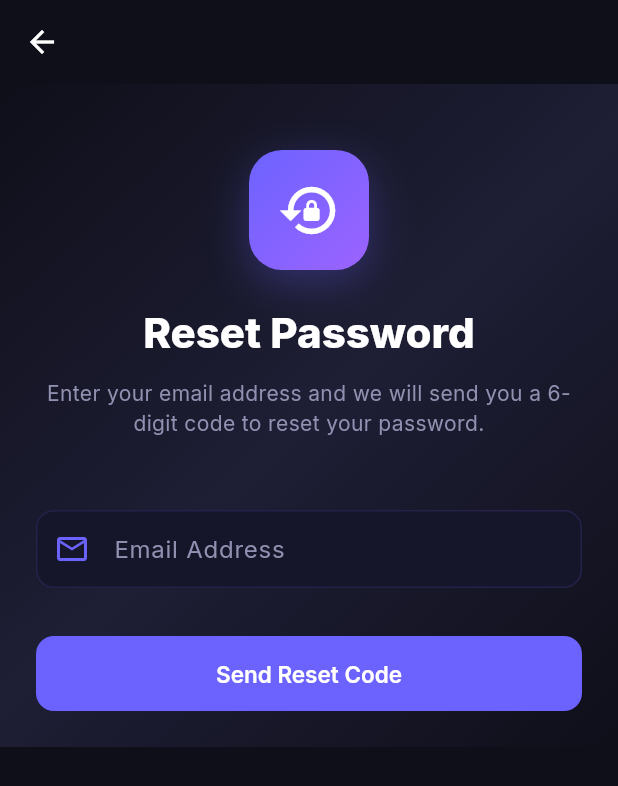
After one commit to Dhanushkotichukka/ub-ai, a Flutter app: the ForgotPasswordScreen screen opened by its route, on a phone screen of 412 x 824 dp. The commit adds this screen. Shown: the top 786 px of the screen. Run offline on Flutter 3.47's test engine with Material 3 defaults, Android fonts, the phone set to English and light mode, and no system bars; our stand-ins replace dio, equatable, flutter_animate, flutter_bloc, get_it, go_router and 3 more; accounts and stored records are empty.

Commit message:
OTP verification added

```diff
--- a/frontend/lib/core/router/app_router.dart
+++ b/frontend/lib/core/router/app_router.dart
@@ -7,6 +7,9 @@ import '../../features/auth/bloc/auth_bloc.dart';
 import '../../features/auth/presentation/splash_screen.dart';
 import '../../features/auth/presentation/login_screen.dart';
 import '../../features/auth/presentation/register_screen.dart';
+import '../../features/auth/presentation/otp_verification_screen.dart';
+import '../../features/auth/presentation/forgot_password_screen.dart';
+import '../../features/auth/presentation/reset_password_screen.dart';
 import '../../features/auth/presentation/onboarding/onboarding_screen.dart';
 import '../../features/home/presentation/home_shell.dart';
 import '../../features/home/presentation/home_screen.dart';
@@ -62,6 +65,24 @@ class AppRouter {
         path: '/auth/register',
         builder: (_, __) => const RegisterScreen(),
       ),
+      GoRoute(
+        path: '/auth/verify-otp',
+        builder: (_, state) {
+          final email = state.uri.queryParameters['email'] ?? '';
+          return OtpVerificationScreen(email: email);
+        },
+      ),
+      GoRoute(
+        path: '/auth/forgot-password',
+        builder: (_, __) => const ForgotPasswordScreen(),
+      ),
+      GoRoute(
+        path: '/auth/reset-password',
+        builder: (_, state) {
+          final email = state.uri.queryParameters['email'] ?? '';
+          return ResetPasswordScreen(email: email);
+        },
+      ),
 
       // ─── Onboarding ───────────────────────────────────────────
       GoRoute(
--- a/frontend/lib/features/auth/bloc/auth_bloc.dart
+++ b/frontend/lib/features/auth/bloc/auth_bloc.dart
@@ -24,6 +24,24 @@ class AuthEmailRegisterRequested extends AuthEvent {
   final String name, email, password;
   const AuthEmailRegisterRequested(this.name, this.email, this.password);
   @override List<Object?> get props => [name, email, password];
+}
+
+class AuthVerifyOtpRequested extends AuthEvent {
+  final String email, otp;
+  const AuthVerifyOtpRequested(this.email, this.otp);
+  @override List<Object?> get props => [email, otp];
+}
+
+class AuthForgotPasswordRequested extends AuthEvent {
+  final String email;
+  const AuthForgotPasswordRequested(this.email);
+  @override List<Object?> get props => [email];
+}
+
+class AuthResetPasswordRequested extends AuthEvent {
+  final String email, otp, newPassword;
+  const AuthResetPasswordRequested(this.email, this.otp, this.newPassword);
+  @override List<Object?> get props => [email, otp, newPassword];
 }
 
 class AuthLogoutRequested extends AuthEvent {}
@@ -55,22 +73,42 @@ class AuthState extends Equatable {
   final AuthStatus status;
   final UserModel? user;
   final String? error;
+  final bool requiresVerification;
+  final String? unverifiedEmail;
+  final bool otpSent;
+  final bool passwordResetSuccess;
 
   const AuthState({
     this.status = AuthStatus.unknown,
     this.user,
     this.error,
+    this.requiresVerification = false,
+    this.unverifiedEmail,
+    this.otpSent = false,
+    this.passwordResetSuccess = false,
   });
 
   UserSettings? get settings => user?.settings;
 
-  AuthState copyWith({AuthStatus? status, UserModel? user, String? error}) => AuthState(
+  AuthState copyWith({
+    AuthStatus? status,
+    UserModel? user,
+    String? error,
+    bool? requiresVerification,
+    String? unverifiedEmail,
+    bool? otpSent,
+    bool? passwordResetSuccess,
+  }) => AuthState(
     status: status ?? this.status,
     user: user ?? this.user,
     error: error,
+    requiresVerification: requiresVerification ?? this.requiresVerification,
+    unverifiedEmail: unverifiedEmail ?? this.unverifiedEmail,
+    otpSent: otpSent ?? this.otpSent,
+    passwordResetSuccess: passwordResetSuccess ?? this.passwordResetSuccess,
   );
 
-  @override List<Object?> get props => [status, user, error];
+  @override List<Object?> get props => [status, user, error, requiresVerification, unverifiedEmail, otpSent, passwordResetSuccess];
 }
 
 // ─── BLoC ─────────────────────────────────────────────────────────
@@ -86,6 +124,9 @@ class AuthBloc extends Bloc<AuthEvent, AuthState> {
     on<AuthGoogleSignInRequested>(_onGoogleSignIn);
     on<AuthEmailLoginRequested>(_onEmailLogin);
     on<AuthEmailRegisterRequested>(_onEmailRegister);
+    on<AuthVerifyOtpRequested>(_onVerifyOtp);
+    on<AuthForgotPasswordRequested>(_onForgotPassword);
+    on<AuthResetPasswordRequested>(_onResetPassword);
     on<AuthLogoutRequested>(_onLogout);
     on<AuthProfileUpdated>(_onProfileUpdated);
     on<AuthOnboardingStepCompleted>(_onOnboardingStep);
@@ -130,20 +171,54 @@ class AuthBloc extends Bloc<AuthEvent, AuthState> {
   }
 
   Future<void> _onEmailLogin(AuthEmailLoginRequested event, Emitter<AuthState> emit) async {
-    emit(state.copyWith(status: AuthStatus.loading));
+    emit(state.copyWith(status: AuthStatus.loading, error: null, requiresVerification: false));
     try {
       final user = await _repo.loginWithEmail(event.email, event.password);
       emit(state.copyWith(status: AuthStatus.authenticated, user: user));
+    } catch (e) {
+      if (e.toString().contains('requiresVerification')) {
+        emit(state.copyWith(status: AuthStatus.error, error: 'Please verify your email first', requiresVerification: true, unverifiedEmail: event.email));
+      } else {
+        emit(state.copyWith(status: AuthStatus.error, error: _parseError(e)));
+      }
+    }
+  }
+
+  Future<void> _onEmailRegister(AuthEmailRegisterRequested event, Emitter<AuthState> emit) async {
+    emit(state.copyWith(status: AuthStatus.loading, error: null, requiresVerification: false));
+    try {
+      await _repo.registerWithEmail(event.name, event.email, event.password);
+      emit(state.copyWith(status: AuthStatus.unauthenticated, requiresVerification: true, unverifiedEmail: event.email));
     } catch (e) {
       emit(state.copyWith(status: AuthStatus.error, error: _parseError(e)));
     }
   }
 
-  Future<void> _onEmailRegister(AuthEmailRegisterRequested event, Emitter<AuthState> emit) async {
-    emit(state.copyWith(status: AuthStatus.loading));
+  Future<void> _onVerifyOtp(AuthVerifyOtpRequested event, Emitter<AuthState> emit) async {
+    emit(state.copyWith(status: AuthStatus.loading, error: null));
     try {
-      final user = await _repo.registerWithEmail(event.name, event.email, event.password);
-      emit(state.copyWith(status: AuthStatus.authenticated, user: user));
+      await _repo.verifyOtp(event.email, event.otp);
+      emit(state.copyWith(status: AuthStatus.unauthenticated, requiresVerification: false, error: 'Verified! Please log in.'));
+    } catch (e) {
+      emit(state.copyWith(status: AuthStatus.error, error: _parseError(e), requiresVerification: true));
+    }
+  }
+
+  Future<void> _onForgotPassword(AuthForgotPasswordRequested event, Emitter<AuthState> emit) async {
+    emit(state.copyWith(status: AuthStatus.loading, error: null, otpSent: false));
+    try {
+      await _repo.forgotPassword(event.email);
+      emit(state.copyWith(status: AuthStatus.unauthenticated, otpSent: true, unverifiedEmail: event.email));
+    } catch (e) {
+      emit(state.copyWith(status: AuthStatus.error, error: _parseError(e)));
+    }
+  }
+
+  Future<void> _onResetPassword(AuthResetPasswordRequested event, Emitter<AuthState> emit) async {
+    emit(state.copyWith(status: AuthStatus.loading, error: null, passwordResetSuccess: false));
+    try {
+      await _repo.resetPassword(event.email, event.otp, event.newPassword);
+      emit(state.copyWith(status: AuthStatus.unauthenticated, passwordResetSuccess: true, otpSent: false, error: 'Password reset successful!'));
     } catch (e) {
       emit(state.copyWith(status: AuthStatus.error, error: _parseError(e)));
     }
@@ -188,8 +263,24 @@ class AuthBloc extends Bloc<AuthEvent, AuthState> {
   }
 
   String _parseError(dynamic e) {
+    if (e is Exception && e.toString().contains('DioException')) {
+      try {
+        final dynamic dioError = e;
+        if (dioError.response != null && dioError.response?.data != null) {
+          final data = dioError.response?.data;
+          if (data is Map && data.containsKey('message')) {
+            if (data['requiresVerification'] == true) {
+              return 'requiresVerification';
+            }
+            return data['message'];
+          }
+        }
+      } catch (_) {}
+      return 'Network error. Check your connection.';
+    }
+
     final str = e.toString();
-    if (str.contains('DioException') || str.contains('SocketException')) {
+    if (str.contains('SocketException')) {
       return 'Network error. Check your connection.';
     }
     return str.replaceAll('Exception: ', '');
--- /dev/null
+++ b/frontend/lib/features/auth/presentation/forgot_password_screen.dart
@@ -0,0 +1,125 @@
+import 'package:flutter/material.dart';
+import 'package:flutter_bloc/flutter_bloc.dart';
+import 'package:go_router/go_router.dart';
+import '../bloc/auth_bloc.dart';
+import '../../../core/theme/app_theme.dart';
+import '../../../shared/widgets/owl_button.dart';
+
+class ForgotPasswordScreen extends StatefulWidget {
+  const ForgotPasswordScreen({super.key});
+
+  @override
+  State<ForgotPasswordScreen> createState() => _ForgotPasswordScreenState();
+}
+
+class _ForgotPasswordScreenState extends State<ForgotPasswordScreen> {
+  final _emailCtrl = TextEditingController();
+  final _formKey = GlobalKey<FormState>();
+
+  @override
+  void dispose() {
+    _emailCtrl.dispose();
+    super.dispose();
+  }
+
+  @override
+  Widget build(BuildContext context) {
+    return BlocConsumer<AuthBloc, AuthState>(
+      listenWhen: (prev, curr) => prev.status != curr.status || prev.otpSent != curr.otpSent,
+      listener: (context, state) {
+        if (state.status == AuthStatus.error && state.error != null) {
+          ScaffoldMessenger.of(context).showSnackBar(
+            SnackBar(content: Text(state.error!), backgroundColor: AppColors.danger),
+          );
+        } else if (state.otpSent && state.unverifiedEmail != null) {
+          context.go('/auth/reset-password?email=${Uri.encodeComponent(state.unverifiedEmail!)}');
+        }
+      },
+      builder: (context, state) {
+        final isLoading = state.status == AuthStatus.loading;
+
+        return Scaffold(
+          backgroundColor: AppColors.darkBg,
+          appBar: AppBar(
+            backgroundColor: Colors.transparent,
+            elevation: 0,
+            leading: IconButton(
+              icon: const Icon(Icons.arrow_back, color: Colors.white),
+              onPressed: () => context.go('/auth/login'),
+            ),
+          ),
+          body: Container(
+            decoration: const BoxDecoration(gradient: AppColors.heroGradient),
+            child: SafeArea(
+              child: SingleChildScrollView(
+                padding: const EdgeInsets.all(AppSpacing.lg),
+                child: Column(
+                  crossAxisAlignment: CrossAxisAlignment.stretch,
+                  children: [
+                    const SizedBox(height: 20),
+                    Center(
+                      child: Container(
+                        width: 80, height: 80,
+                        decoration: BoxDecoration(
+                          gradient: AppColors.primaryGradient,
+                          borderRadius: BorderRadius.circular(22),
+                          boxShadow: AppShadow.glow,
+                        ),
+                        child: const Center(child: Icon(Icons.lock_reset, size: 42, color: Colors.white)),
+                      ),
+                    ),
+                    const SizedBox(height: 24),
+                    Text('Reset Password',
+                      textAlign: TextAlign.center,
+                      style: Theme.of(context).textTheme.headlineMedium?.copyWith(
+                        color: Colors.white, fontWeight: FontWeight.w800,
+                      ),
+                    ),
+                    const SizedBox(height: 12),
+                    Text('Enter your email address and we will send you a 6-digit code to reset your password.',
+                      textAlign: TextAlign.center,
+                      style: Theme.of(context).textTheme.bodyMedium?.copyWith(
+                        color: AppColors.darkTextSecondary,
+                      ),
+                    ),
+                    const SizedBox(height: 48),
+
+                    Form(
+                      key: _formKey,
+                      child: Column(
+                        children: [
+                          TextFormField(
+                            controller: _emailCtrl,
+                            keyboardType: TextInputType.emailAddress,
+                            style: const TextStyle(color: Colors.white),
+                            decoration: const InputDecoration(
+                              labelText: 'Email Address',
+                              prefixIcon: Icon(Icons.email_outlined, color: AppColors.primary),
+                            ),
+                            validator: (v) => v!.isEmpty || !v.contains('@') ? 'Enter a valid email' : null,
+                          ),
+                          const SizedBox(height: 32),
+                          OwlButton(
+                            label: 'Send Reset Code',
+                            loading: isLoading,
+                            onTap: () {
+                              if (_formKey.currentState!.validate()) {
+                                context.read<AuthBloc>().add(
+                                  AuthForgotPasswordRequested(_emailCtrl.text.trim()),
+                                );
+                              }
+                            },
+                          ),
+                        ],
+                      ),
+                    ),
+                  ],
+                ),
+              ),
+            ),
+          ),
+        );
+      },
+    );
+  }
+}
--- a/frontend/lib/features/auth/presentation/login_screen.dart
+++ b/frontend/lib/features/auth/presentation/login_screen.dart
@@ -35,6 +35,8 @@ class _LoginScreenState extends State<LoginScreen> {
           } else {
             context.go('/home');
           }
+        } else if (state.requiresVerification && state.unverifiedEmail != null) {
+          context.go('/auth/verify-otp?email=${Uri.encodeComponent(state.unverifiedEmail!)}');
         } else if (state.status == AuthStatus.error && state.error != null) {
           ScaffoldMessenger.of(context).showSnackBar(
             SnackBar(content: Text(state.error!), backgroundColor: AppColors.danger),
@@ -151,7 +153,7 @@ class _LoginScreenState extends State<LoginScreen> {
                           Align(
                             alignment: Alignment.centerRight,
                             child: TextButton(
-                              onPressed: () {},
+                              onPressed: () => context.go('/auth/forgot-password'),
                               child: const Text('Forgot Password?', style: TextStyle(color: AppColors.primary)),
                             ),
                           ),
--- a/frontend/lib/features/auth/presentation/register_screen.dart
+++ b/frontend/lib/features/auth/presentation/register_screen.dart
@@ -26,6 +26,9 @@ class _RegisterScreenState extends State<RegisterScreen> {
     return BlocConsumer<AuthBloc, AuthState>(
       listener: (context, state) {
         if (state.status == AuthStatus.authenticated) context.go('/onboarding');
+        if (state.requiresVerification && state.unverifiedEmail != null) {
+          context.go('/auth/verify-otp?email=${Uri.encodeComponent(state.unverifiedEmail!)}');
+        }
         if (state.status == AuthStatus.error && state.error != null) {
           ScaffoldMessenger.of(context).showSnackBar(SnackBar(content: Text(state.error!), backgroundColor: AppColors.danger));
         }
```
Also changed, not shown: frontend/lib/features/auth/presentation/otp_verification_screen.dart (added, +132 -0 lines), frontend/lib/features/auth/presentation/reset_password_screen.dart (added, +150 -0 lines), 4 other files.
